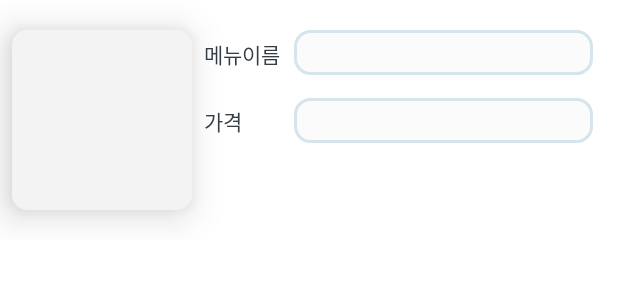
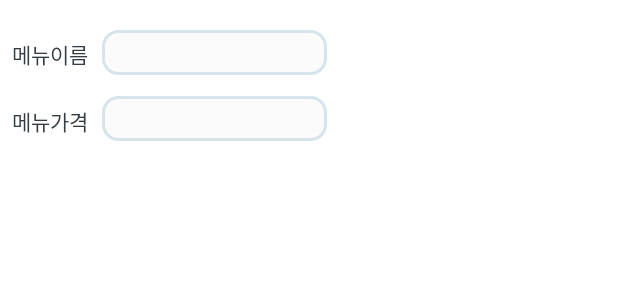
Before and after one commit to KIMTHE/KNU-CapstoneDesign-20212-Team10, an Android app: the layout item_cafe_menu.xml on its own in the app's theme, with its tools: preview values and no code run, on a phone screen of 412 x 824 dp. Shown: the top 300 px of the screen. Run offline under Robolectric (Android 15) with nearby library versions, the phone set to English and light mode, and no system bars.

Commit message:
[FIX][STYLE] : modify crawling util module
- 크롤링 예외생김: 일부 코드 수정으로 예외안생김
- 일부 ui 조정

```diff
--- a/android/app/src/main/java/com/jongsip/cafe/util/CrawlingUtils.kt
+++ b/android/app/src/main/java/com/jongsip/cafe/util/CrawlingUtils.kt
@@ -19,7 +19,7 @@ object CrawlingUtils {
         val str = doc.toString().split("<body>")[1].split("</body>")[0].trim()
 
         if(str.contains("\"menuInfo\":")){
-            val menuInfoStr = str.split("\"menuInfo\":")[1].split("]")[0].trim()+"]}"
+            val menuInfoStr = str.split("\"menuInfo\":")[1].split("}]")[0].trim()+"}]}"
 
             val jsonObject = JSONObject(menuInfoStr)
             val jsonMenuArray = jsonObject.getJSONArray("menuList")
--- a/android/app/src/main/res/layout/activity_cafe_detail.xml
+++ b/android/app/src/main/res/layout/activity_cafe_detail.xml
@@ -36,7 +36,6 @@
             android:layout_height="wrap_content">
 
             <TextView
-                android:layout_marginLeft="10dp"
                 android:id="@+id/just_txt_cafe_name"
                 android:layout_width="wrap_content"
                 android:layout_height="wrap_content"
@@ -44,57 +43,62 @@
                 android:layout_alignBottom="@id/text_cafe_name"
                 android:layout_alignParentLeft="true"
                 android:layout_alignParentTop="true"
+                android:layout_marginLeft="10dp"
                 android:layout_marginRight="20dp"
                 android:gravity="center"
-                android:text="카페 이름" />
+                android:text="이름" />
 
             <TextView
+                android:id="@+id/text_cafe_name"
+                android:layout_width="180dp"
+                android:layout_height="30dp"
+                android:layout_marginTop="5dp"
+                android:layout_toRightOf="@id/just_txt_cafe_name"
                 android:background="@drawable/border_round_stroke"
-                android:layout_toRightOf="@id/just_txt_cafe_name"
-                android:id="@+id/text_cafe_name"
-                android:layout_width="wrap_content"
-                android:layout_height="wrap_content"
-                android:layout_marginTop="5dp"
+                android:textAlignment="center"
                 android:textColor="@color/black"
-                android:textSize="20sp"
+                android:gravity="center"
+                android:textSize="15sp"
                 android:textStyle="bold"
                 app:layout_constraintStart_toStartOf="parent"
                 app:layout_constraintTop_toTopOf="parent"
                 tools:text="경대커피" />
 
             <TextView
-                android:layout_marginLeft="10dp"
-                android:layout_below="@id/just_txt_cafe_name"
-                android:gravity="center"
-                android:layout_marginRight="20dp"
-                android:layout_alignTop="@id/text_cafe_address"
-                android:layout_alignBottom="@id/text_cafe_address"
                 android:id="@+id/just_txt_cafe_address"
                 android:layout_width="wrap_content"
                 android:layout_height="wrap_content"
-                android:text="카페 주소" />
+                android:layout_below="@id/just_txt_cafe_name"
+                android:layout_alignTop="@id/text_cafe_address"
+                android:layout_alignBottom="@id/text_cafe_address"
+                android:layout_marginLeft="10dp"
+                android:layout_marginRight="20dp"
+                android:gravity="center"
+                android:text="주소" />
 
             <TextView
                 android:id="@+id/text_cafe_address"
-                android:layout_width="wrap_content"
-                android:layout_height="wrap_content"
+                android:layout_width="180dp"
+                android:layout_height="30dp"
                 android:layout_below="@id/text_cafe_name"
                 android:layout_marginTop="10dp"
                 android:layout_toRightOf="@id/just_txt_cafe_address"
+                android:textAlignment="center"
+                android:gravity="center"
                 android:background="@drawable/border_round_stroke"
                 app:layout_constraintStart_toStartOf="parent"
                 app:layout_constraintTop_toBottomOf="@id/text_cafe_name"
                 tools:text="대구광역시 북구 산격동" />
 
             <androidx.appcompat.widget.AppCompatButton
-                android:background="@drawable/border_round_stroke"
+                android:id="@+id/connect_wifi"
+                android:layout_width="120dp"
+                android:layout_height="wrap_content"
+                android:layout_alignParentEnd="true"
                 android:layout_marginTop="5dp"
                 android:layout_marginRight="10dp"
-                android:layout_width="150dp"
-                android:layout_alignParentEnd="true"
-                android:layout_height="wrap_content"
-                android:text="WIFI 연결하기"
-                android:id="@+id/connect_wifi"/>
+                android:background="@drawable/border_round_stroke"
+                android:text="WIFI 연결하기" />
         </RelativeLayout>
 
 
--- a/android/app/src/main/res/layout/item_cafe_menu.xml
+++ b/android/app/src/main/res/layout/item_cafe_menu.xml
@@ -1,93 +1,76 @@
 <?xml version="1.0" encoding="utf-8"?>
-<RelativeLayout xmlns:android="http://schemas.android.com/apk/res/android"
+<androidx.constraintlayout.widget.ConstraintLayout xmlns:android="http://schemas.android.com/apk/res/android"
     xmlns:app="http://schemas.android.com/apk/res-auto"
     xmlns:tools="http://schemas.android.com/tools"
     android:layout_width="match_parent"
     android:layout_height="160dp">
 
+
+    <TextView
+        android:id="@+id/text_item_name"
+        android:layout_width="60dp"
+        android:layout_height="20dp"
+        app:layout_constraintStart_toStartOf="parent"
+        app:layout_constraintTop_toTopOf="parent"
+        android:layout_marginStart="8dp"
+        android:layout_marginTop="25dp"
+        android:gravity="top"
+        android:text="@string/item_name_text"
+        android:textColor="@color/text_black" />
+
+    <TextView
+        android:id="@+id/text_cafe_menu_name"
+        android:layout_width="150dp"
+        android:layout_height="30dp"
+        app:layout_constraintStart_toStartOf="@id/text_item_name"
+        app:layout_constraintTop_toTopOf="parent"
+        android:layout_marginStart="60dp"
+        android:layout_marginTop="20dp"
+        android:background="@drawable/border_round_stroke"
+        android:gravity="center"
+        android:paddingHorizontal="10dp"
+        android:textAlignment="center"
+        android:textColor="@color/text_black" />
+
+    <TextView
+        android:id="@+id/text_item_price"
+        android:layout_width="60dp"
+        android:layout_height="20dp"
+        app:layout_constraintStart_toStartOf="parent"
+        app:layout_constraintTop_toTopOf="parent"
+        android:layout_marginStart="8dp"
+        android:layout_marginTop="70dp"
+        android:text="@string/item_price_text"
+        android:textColor="@color/text_black"
+        android:gravity="top" />
+
+    <TextView
+        android:id="@+id/text_cafe_menu_price"
+        android:layout_width="150dp"
+        android:layout_height="30dp"
+        android:layout_marginStart="60dp"
+        android:layout_marginTop="64dp"
+        android:background="@drawable/border_round_stroke"
+        android:gravity="center"
+        android:paddingHorizontal="10dp"
+        android:textAlignment="center"
+        android:textColor="@color/text_black"
+        app:layout_constraintStart_toStartOf="@id/text_item_price"
+        app:layout_constraintTop_toTopOf="parent" />
+
     <ImageView
         android:id="@+id/img_cafe_menu"
         android:layout_width="120dp"
         android:layout_height="120dp"
-        android:layout_alignParentStart="true"
-        android:layout_alignParentTop="true"
-        android:layout_marginStart="8dp"
+        app:layout_constraintEnd_toEndOf="parent"
+        app:layout_constraintTop_toTopOf="parent"
+        android:layout_marginEnd="8dp"
         android:layout_marginTop="20dp"
         android:background="@drawable/border_round_no_stroke"
+        android:visibility="invisible"
         android:elevation="16dp"
+        android:scaleType="centerInside"
         android:padding="5dp" />
 
-    <TextView
-        android:layout_width="60dp"
-        android:layout_height="20dp"
-        android:layout_alignParentStart="true"
-        android:layout_alignParentTop="true"
-        android:layout_marginStart="136dp"
-        android:layout_marginTop="25dp"
-        android:gravity="top"
-        android:text="메뉴이름"
-        android:textColor="@color/text_black" />
 
-    <TextView
-        android:textAlignment="center"
-        android:gravity="center"
-        android:id="@+id/text_cafe_menu_name"
-        android:layout_width="199dp"
-        android:layout_height="30dp"
-        android:layout_alignParentStart="true"
-        android:layout_alignParentTop="true"
-        android:layout_marginStart="196dp"
-        android:layout_marginTop="20dp"
-        android:background="@drawable/border_round_stroke"
-        android:paddingHorizontal="10dp"
-        android:textColor="@color/text_black" />
-
-    <TextView
-        android:layout_width="60dp"
-        android:layout_height="20dp"
-        android:layout_alignParentStart="true"
-        android:layout_marginStart="136dp"
-        android:layout_alignParentTop="true"
-        android:layout_marginTop="70dp"
-        android:text="가격"
-        android:textColor="@color/text_black"
-        android:gravity="top" />
-
-    <TextView
-        android:textAlignment="center"
-        android:gravity="center"
-        android:id="@+id/text_cafe_menu_price"
-        android:layout_width="199dp"
-        android:layout_height="30dp"
-        android:layout_alignParentStart="true"
-        android:layout_alignParentTop="true"
-        android:layout_marginStart="196dp"
-        android:layout_marginTop="65dp"
-        android:background="@drawable/border_round_stroke"
-        android:paddingHorizontal="10dp"
-        android:textColor="@color/text_black" />
-
-<!--    <TextView-->
-<!--        android:layout_width="60dp"-->
-<!--        android:layout_height="20dp"-->
-<!--        android:layout_alignParentStart="true"-->
-<!--        android:layout_alignParentTop="true"-->
-<!--        android:layout_marginStart="136dp"-->
-<!--        android:layout_marginTop="115dp"-->
-<!--        android:gravity="top"-->
-<!--        android:text="메뉴정보"-->
-<!--        android:textColor="@color/text_black" />-->
-
-<!--    <EditText-->
-<!--        android:id="@+id/text_menu_food_info"-->
-<!--        android:layout_width="199dp"-->
-<!--        android:layout_height="30dp"-->
-<!--        android:layout_alignParentStart="true"-->
-<!--        android:layout_alignParentTop="true"-->
-<!--        android:layout_marginStart="196dp"-->
-<!--        android:layout_marginTop="110dp"-->
-<!--        android:background="@drawable/border_round_stroke"-->
-<!--        android:paddingHorizontal="10dp"-->
-<!--        android:textColor="@color/text_black" />-->
-
-</RelativeLayout>
+</androidx.constraintlayout.widget.ConstraintLayout>
--- a/android/app/src/main/res/values/strings.xml
+++ b/android/app/src/main/res/values/strings.xml
@@ -21,4 +21,6 @@
     <string name="setting_text">설정</string>
 
     <string name="item_cafe_price_text">%s 원</string>
+    <string name="item_price_text">메뉴가격</string>
+    <string name="item_name_text">메뉴이름</string>
 </resources>
```
